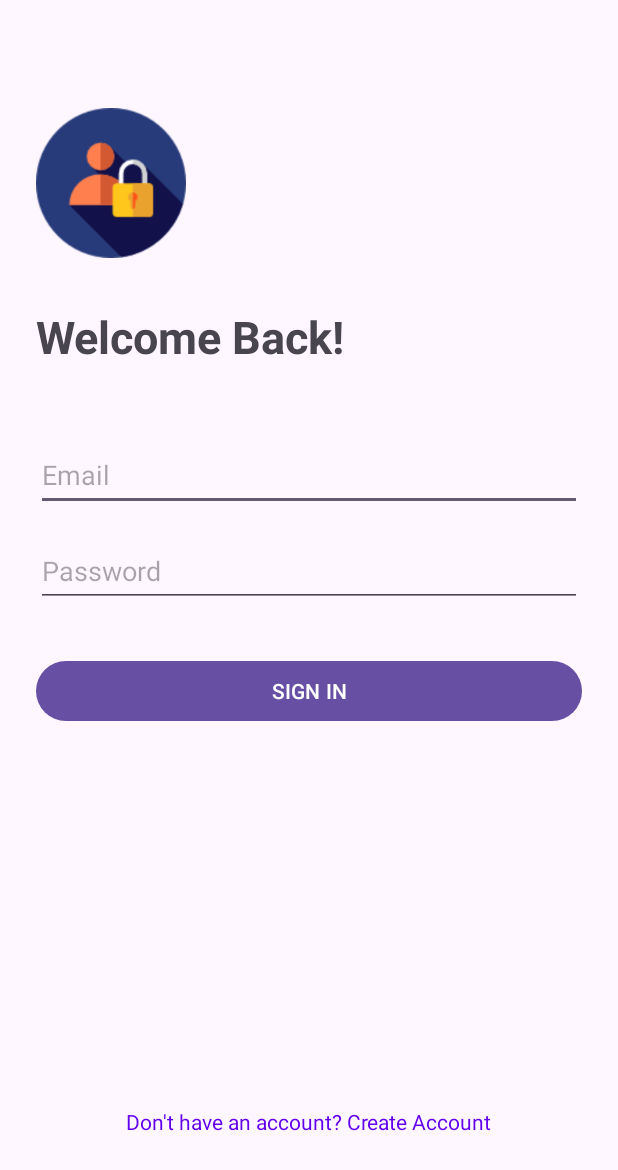
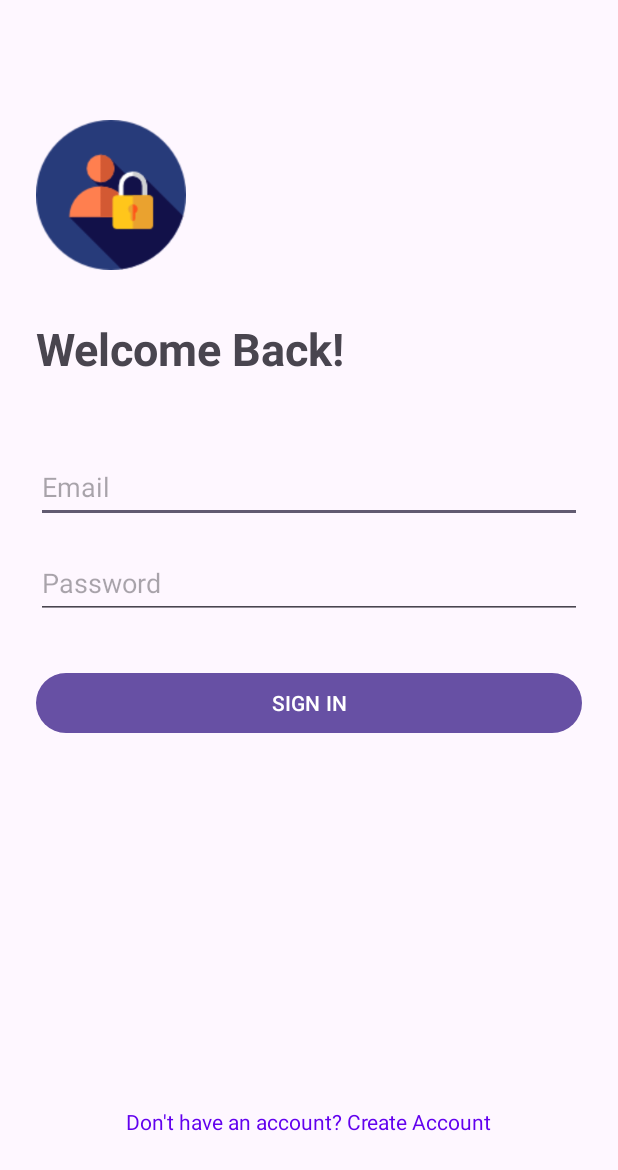
Before and after one commit to THUDIEUCODE/LoginApp-Java, an Android app: the screen it shows after launch (MainActivity), on a phone screen of 412 x 824 dp. Shown: the top 1170 px of the screen. Run offline under Robolectric (Android 15) with nearby library versions, the phone set to English and light mode, and no system bars.

Commit message:
style: Adjusted logo margin (48dp to 56dp) for better top spacing.

```diff
--- a/app/src/main/res/layout/activity_main.xml
+++ b/app/src/main/res/layout/activity_main.xml
@@ -12,7 +12,7 @@
         android:id="@+id/iv_logo"
         android:layout_width="100dp"
         android:layout_height="100dp"
-        android:layout_marginTop="48dp"
+        android:layout_marginTop="56dp"
         android:contentDescription="@string/content_desc_logo"
         android:scaleType="fitCenter"
         android:src="@drawable/hinh_login"
```
